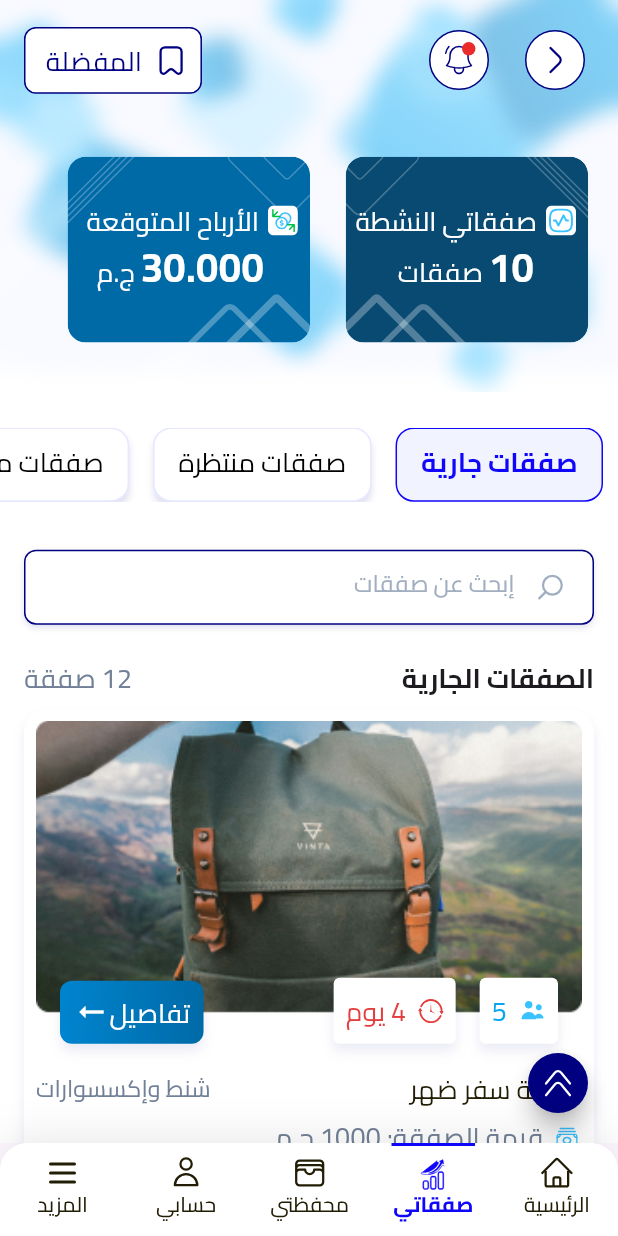
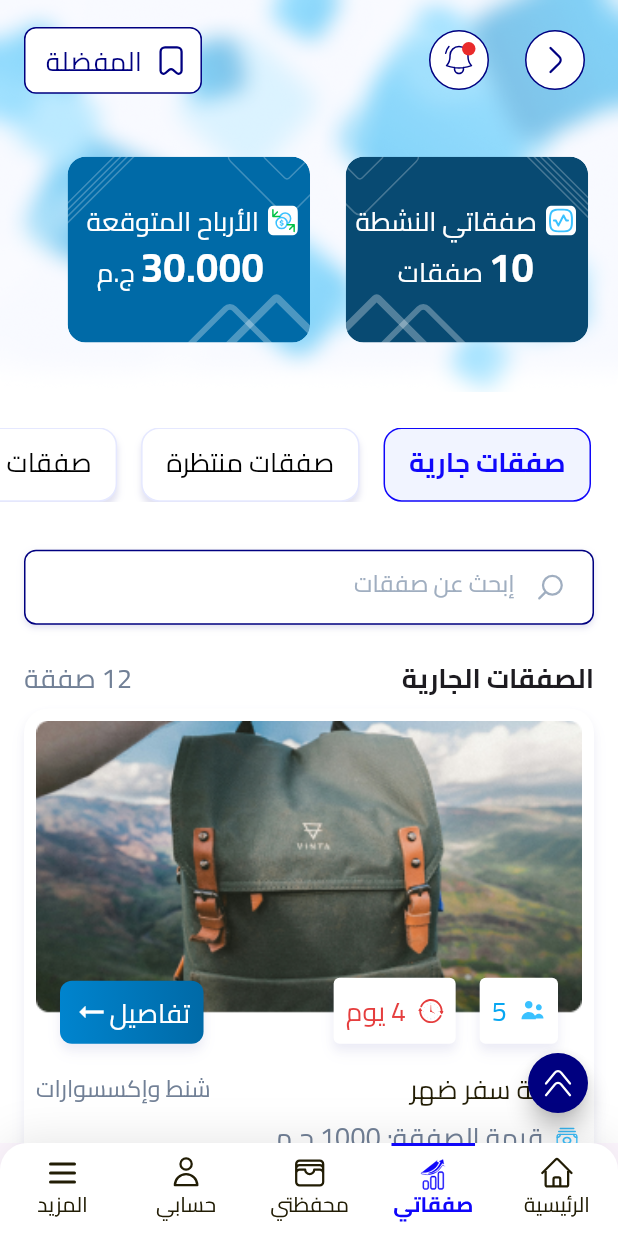
Before and after one commit to kareemtarek74/deals, a Flutter app: the screen it shows after launch, item 4 of the bottom bar chosen, on a phone screen of 412 x 824 dp. Run offline on Flutter 3.47's test engine with Material 3 defaults, Android fonts, the phone set to English and light mode, and no system bars; our stand-ins replace flutter_svg.

Commit message:
simple refactoring

```diff
--- a/lib/Features/Deals/presentation/view/widgets/filter_list_view.dart
+++ b/lib/Features/Deals/presentation/view/widgets/filter_list_view.dart
@@ -30,7 +30,7 @@ class FilterListViewState extends State<FilterListView> {
               });
             },
             child: Padding(
-              padding: const EdgeInsets.only(left: 16),
+              padding: const EdgeInsets.symmetric(horizontal: 8),
               child: AnimatedContainer(
                 clipBehavior: Clip.none,
                 duration: const Duration(milliseconds: 200),
```
